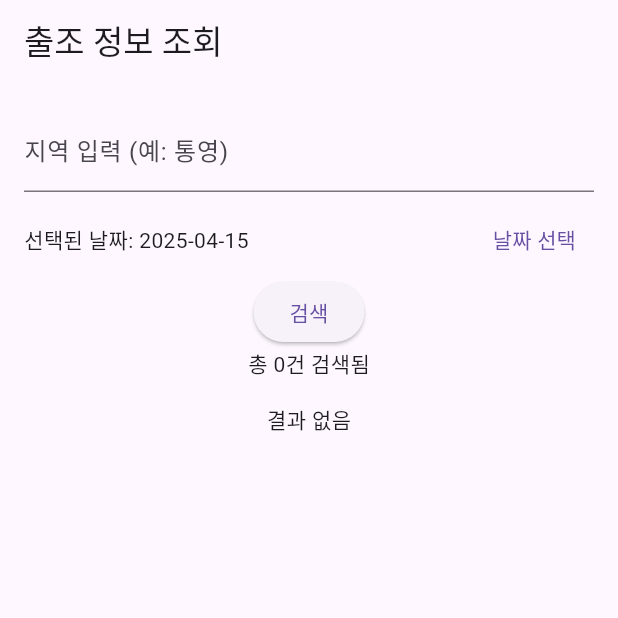
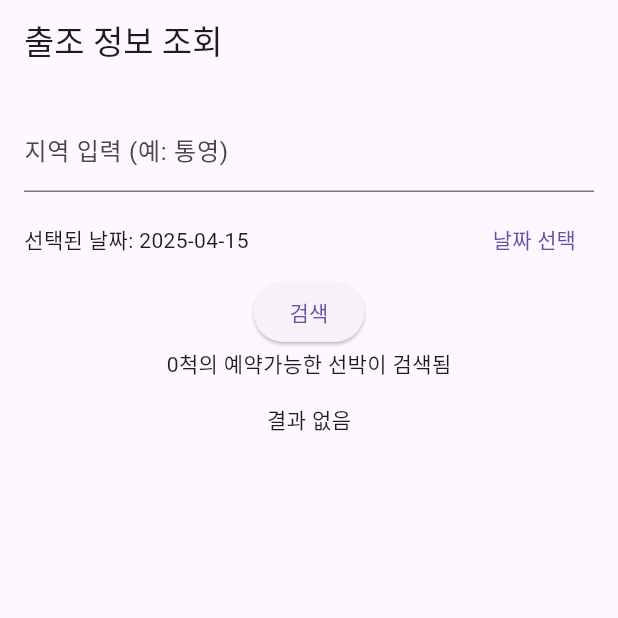
Before and after one commit to Kimjongwon1/ship_info_app, a Flutter app: the screen it shows after launch, on a phone screen of 412 x 824 dp, the top half of it. Run offline on Flutter 3.47's test engine with Material 3 defaults, Android fonts, the light colour scheme and no system bars; our stand-ins replace flutter_riverpod, freezed_annotation; missing offline and left inert: flutter_inappwebview.

Commit message:
리팩토링링

```diff
--- a/lib/main.dart
+++ b/lib/main.dart
@@ -88,7 +88,7 @@ class _ShipListPageState extends ConsumerState<ShipListPage> {
               },
               child: const Text('검색'),
             ),
-            Text('총 ${state.ships.length}건 검색됨',
+            Text('${state.ships.length}척의 예약가능한 선박이 검색됨',
                 style: TextStyle(fontSize: 14)),
             const SizedBox(height: 16),
             if (state.isLoading)
```
